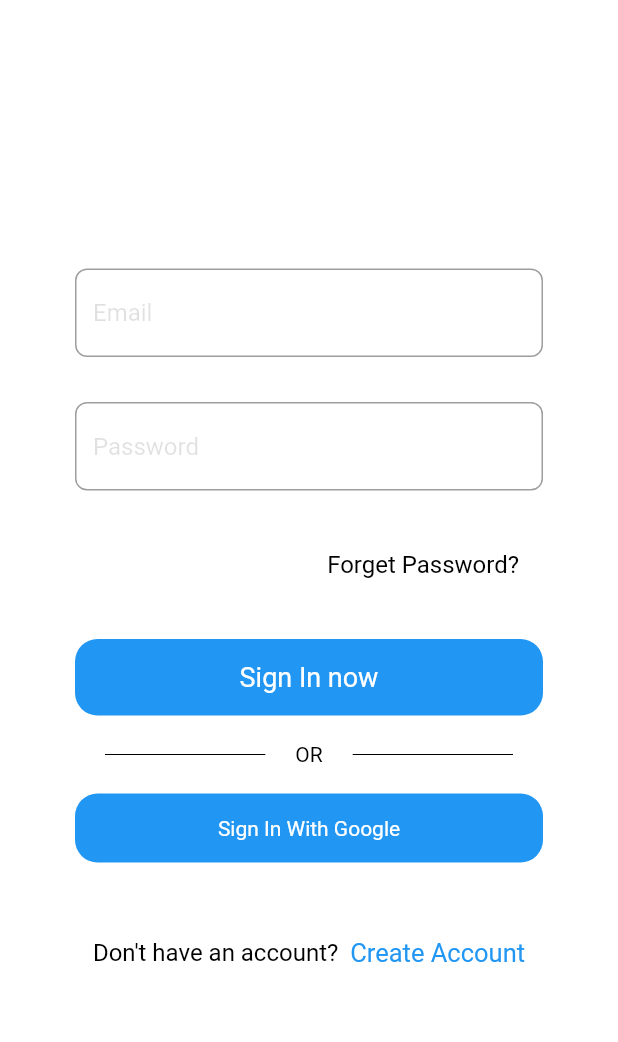
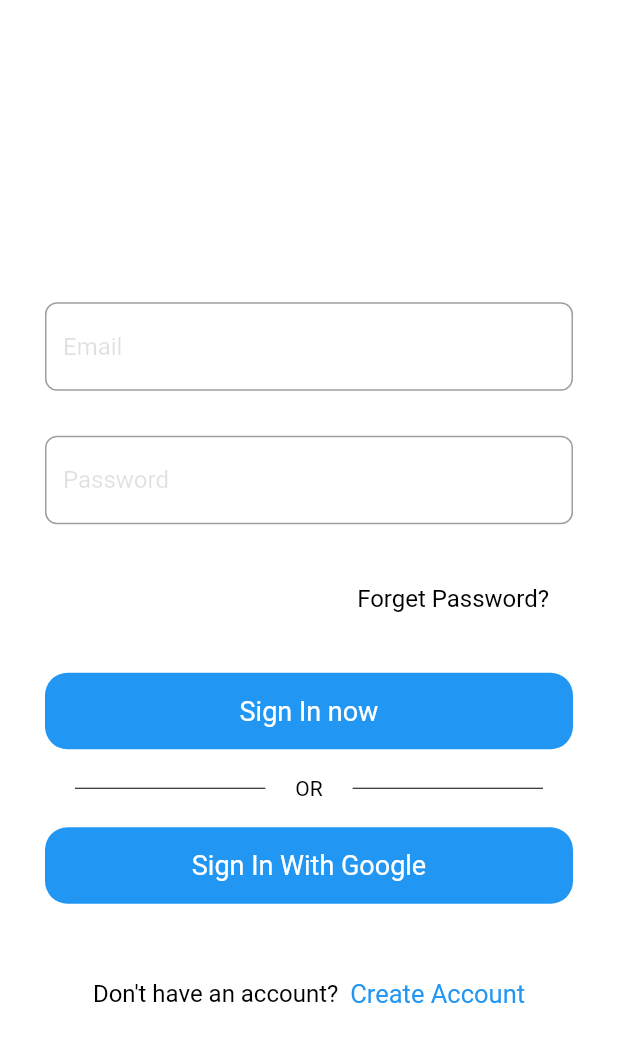
Before and after one commit to AtomicRahul/chat_app, a Flutter app: the SignIn screen opened directly, on a phone screen of 412 x 824 dp. Shown: the top 1042 px of the screen. Run offline on Flutter 3.47's test engine with Material 2 defaults, Android fonts, the phone set to English and light mode, and no system bars; our stand-ins replace firebase_auth; accounts and stored records are empty.

Commit message:
ui changed

```diff
--- a/lib/views/signin.dart
+++ b/lib/views/signin.dart
@@ -12,7 +12,8 @@ class SignIn extends StatefulWidget {
 class _SignInState extends State<SignIn> {
   @override
   Widget build(BuildContext context) {
-    return Scaffold(
+    return SafeArea(
+      child: Scaffold(
         body: Column(
           mainAxisAlignment: MainAxisAlignment.center,
           crossAxisAlignment: CrossAxisAlignment.center,
@@ -20,9 +21,10 @@ class _SignInState extends State<SignIn> {
             SingleChildScrollView(
               child: Container(
                 child: Container(
-                padding: EdgeInsets.symmetric(horizontal: 50),
+                  padding: EdgeInsets.symmetric(horizontal: 30),
                   child: Column(
                     children: [
+                      SizedBox(height: 50),
                       TextField(
                           style: simpleTextFieldStyle(),
                           decoration: textFieldInputDecoration("Email")),
@@ -95,7 +97,7 @@ class _SignInState extends State<SignIn> {
                             color: Colors.blue),
                         child: Text(
                           "Sign In With Google",
-                        style: TextStyle(color: Colors.white),
+                          style: TextStyle(color: Colors.white, fontSize: 18),
                         ),
                       ),
                       SizedBox(height: 50),
@@ -127,6 +129,7 @@ class _SignInState extends State<SignIn> {
             ),
           ],
         ),
+      ),
     );
   }
 }
```
Also changed, not shown: lib/views/signup.dart (+16 -37 lines). Lines whose indentation alone changed are shown as unchanged.
